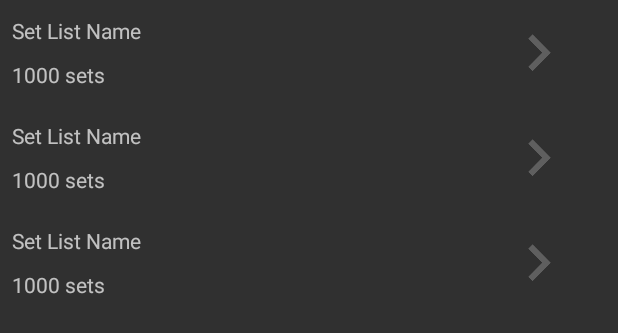
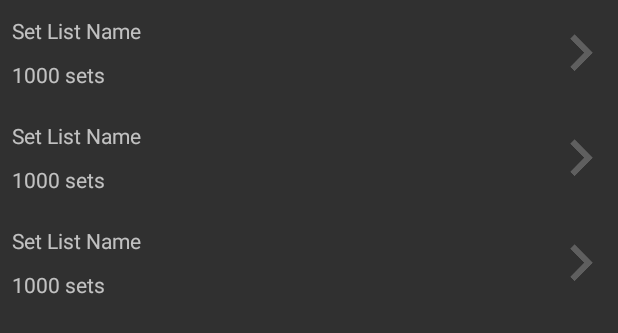
Before and after one commit to zsmb13/mobil-labor-project, an Android app: the layout activity_setlists.xml on its own in the app's theme, with its tools: preview values and no code run, on a phone screen of 412 x 824 dp. Shown: the top 333 px of the screen. Run offline under Robolectric (Android 15) with nearby library versions, the phone set to English and light mode, and no system bars.

Commit message:
Adjust SetListsActivity's layout

```diff
--- a/app/src/main/res/layout/activity_setlists.xml
+++ b/app/src/main/res/layout/activity_setlists.xml
@@ -2,13 +2,16 @@
 <android.support.constraint.ConstraintLayout xmlns:android="http://schemas.android.com/apk/res/android"
 	xmlns:app="http://schemas.android.com/apk/res-auto"
 	xmlns:tools="http://schemas.android.com/tools"
-	android:layout_width="match_parent" android:layout_height="match_parent">
+	android:layout_width="match_parent"
+	android:layout_height="match_parent">
 
 	<android.support.v7.widget.RecyclerView
 		android:id="@+id/setListsRecyclerView"
-		android:layout_width="384dp"
-		android:layout_height="567dp"
+		android:layout_width="0dp"
+		android:layout_height="0dp"
+		app:layout_constraintBottom_toBottomOf="parent"
+		app:layout_constraintEnd_toEndOf="parent"
 		app:layout_constraintStart_toStartOf="parent"
 		app:layout_constraintTop_toTopOf="parent"
-		tools:listitem="@layout/item_setlist"/>
+		tools:listitem="@layout/item_setlist" />
 </android.support.constraint.ConstraintLayout>
```
